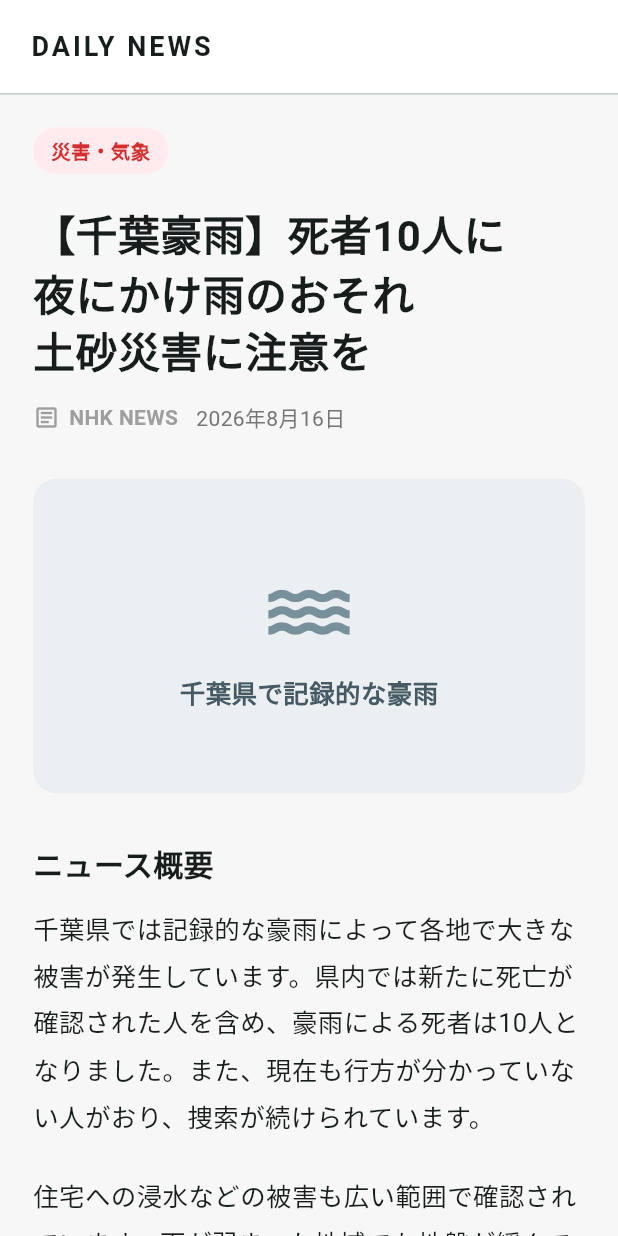
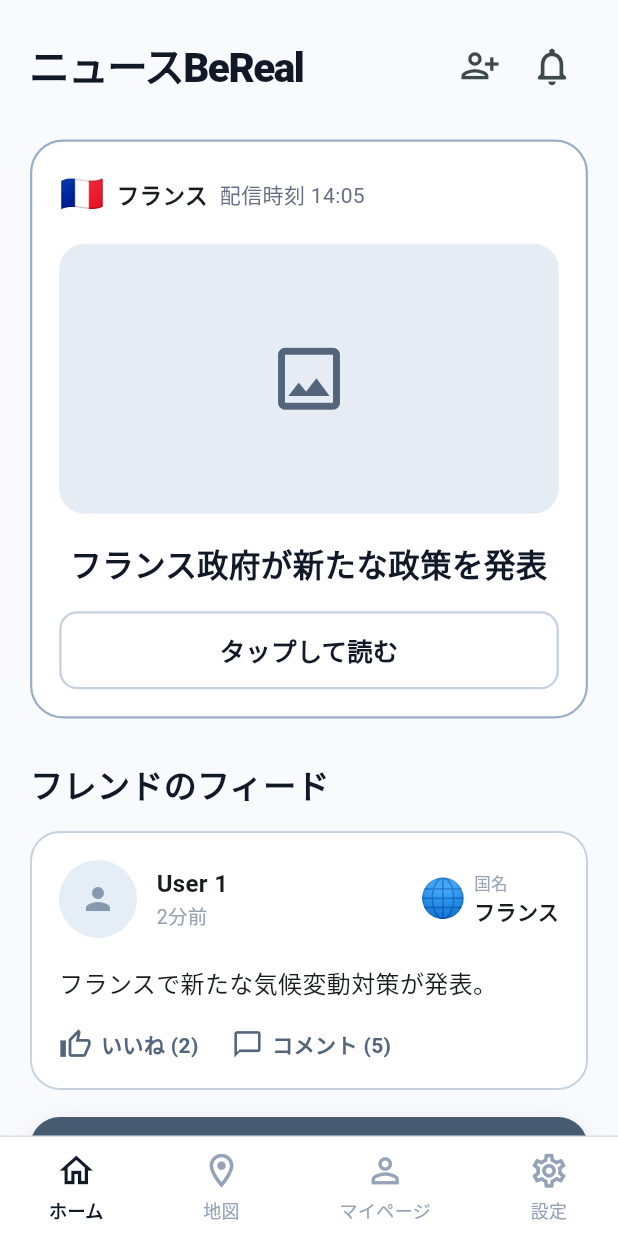
Before and after one commit to Shuya0127/NTTdata_Hack, a Flutter app: the NewsHomePage screen opened directly, on a phone screen of 412 x 824 dp. Run offline on Flutter 3.47's test engine with Material 3 defaults, Android fonts, the phone set to English and light mode, and no system bars.

Commit message:
ニュースホーム画面を追加

```diff
--- a/lib/news/news_home_page.dart
+++ b/lib/news/news_home_page.dart
@@ -6,244 +6,236 @@ class NewsHomePage extends StatelessWidget {
   @override
   Widget build(BuildContext context) {
     return Scaffold(
-      backgroundColor: const Color(0xFFF7F7F7),
+      backgroundColor: const Color(0xFFF8FAFD),
+
+      // 下部ナビゲーション
+      bottomNavigationBar: const _BottomNavigation(),
 
       body: SafeArea(
         child: SingleChildScrollView(
+          padding: const EdgeInsets.fromLTRB(20, 20, 20, 30),
           child: Column(
             crossAxisAlignment: CrossAxisAlignment.start,
             children: [
-
-              // 上部
-              Container(
-                width: double.infinity,
-                color: Colors.white,
-                padding: const EdgeInsets.symmetric(
-                  horizontal: 20,
-                  vertical: 18,
-                ),
-                child: const Text(
-                  'DAILY NEWS',
+              // =========================
+              // ヘッダー
+              // =========================
+              Row(
+                children: [
+                  const Expanded(
+                    child: Text(
+                      'ニュースBeReal',
                       style: TextStyle(
-                    fontSize: 18,
-                    fontWeight: FontWeight.bold,
-                    letterSpacing: 2,
+                        fontSize: 27,
+                        fontWeight: FontWeight.w800,
+                        letterSpacing: -1,
+                        color: Color(0xFF111827),
                       ),
                     ),
                   ),
 
-              const Divider(height: 1),
-
-              Padding(
-                padding: const EdgeInsets.all(22),
-                child: Column(
-                  crossAxisAlignment: CrossAxisAlignment.start,
-                  children: [
-
-                    // カテゴリ
-                    Container(
-                      padding: const EdgeInsets.symmetric(
-                        horizontal: 12,
-                        vertical: 6,
-                      ),
-                      decoration: BoxDecoration(
-                        color: Colors.red.shade50,
-                        borderRadius: BorderRadius.circular(20),
-                      ),
-                      child: Text(
-                        '災害・気象',
-                        style: TextStyle(
-                          color: Colors.red.shade700,
-                          fontWeight: FontWeight.bold,
-                          fontSize: 13,
-                        ),
+                  IconButton(
+                    onPressed: () {},
+                    icon: const Icon(
+                      Icons.person_add_alt_1_outlined,
+                      size: 27,
                     ),
                   ),
 
-                    const SizedBox(height: 20),
-
-                    // ニュースタイトル
-                    const Text(
-                      '【千葉豪雨】死者10人に\n夜にかけ雨のおそれ\n土砂災害に注意を',
-                      style: TextStyle(
-                        fontSize: 28,
-                        fontWeight: FontWeight.bold,
-                        height: 1.35,
-                      ),
-                    ),
-
-                    const SizedBox(height: 16),
-
-                    // 出典・日付
-                    Row(
-                      children: [
-                        const Icon(
-                          Icons.article_outlined,
-                          size: 18,
-                          color: Colors.grey,
-                        ),
-
-                        const SizedBox(width: 6),
-
-                        const Text(
-                          'NHK NEWS',
-                          style: TextStyle(
-                            fontWeight: FontWeight.bold,
-                            color: Colors.grey,
-                          ),
-                        ),
-
-                        const SizedBox(width: 12),
-
-                        Text(
-                          '2026年8月16日',
-                          style: TextStyle(
-                            color: Colors.grey.shade600,
+                  IconButton(
+                    onPressed: () {},
+                    icon: const Icon(
+                      Icons.notifications_none_rounded,
+                      size: 30,
                     ),
                   ),
                 ],
               ),
 
-                    const SizedBox(height: 30),
+              const SizedBox(height: 25),
 
-                    // メイン画像の代わり
+              // =========================
+              // 今日のニュース
+              // =========================
               Container(
                 width: double.infinity,
-                      height: 210,
+                padding: const EdgeInsets.all(18),
                 decoration: BoxDecoration(
-                        color: Colors.blueGrey.shade50,
-                        borderRadius: BorderRadius.circular(16),
+                  color: Colors.white,
+                  borderRadius: BorderRadius.circular(22),
+                  border: Border.all(
+                    color: const Color(0xFF9AAEC6),
+                    width: 1.5,
+                  ),
                 ),
                 child: Column(
-                        mainAxisAlignment: MainAxisAlignment.center,
+                  crossAxisAlignment: CrossAxisAlignment.start,
                   children: [
-                          Icon(
-                            Icons.water,
-                            size: 65,
-                            color: Colors.blueGrey.shade400,
+                    // 国・時刻
+                    const Row(
+                      children: [
+                        Text(
+                          '🇫🇷',
+                          style: TextStyle(fontSize: 24),
                         ),
 
-                          const SizedBox(height: 10),
+                        SizedBox(width: 8),
 
                         Text(
-                            '千葉県で記録的な豪雨',
+                          'フランス',
+                          style: TextStyle(
+                            fontSize: 15,
+                            fontWeight: FontWeight.w600,
+                          ),
+                        ),
+
+                        SizedBox(width: 8),
+
+                        Text(
+                          '配信時刻 14:05',
+                          style: TextStyle(
+                            fontSize: 14,
+                            color: Color(0xFF667085),
+                          ),
+                        ),
+                      ],
+                    ),
+
+                    const SizedBox(height: 16),
+
+                    // ニュース画像（今はダミー）
+                    Container(
+                      height: 180,
+                      width: double.infinity,
+                      decoration: BoxDecoration(
+                        color: const Color(0xFFE6ECF4),
+                        borderRadius: BorderRadius.circular(17),
+                      ),
+                      child: const Center(
+                        child: Icon(
+                          Icons.image_outlined,
+                          size: 55,
+                          color: Color(0xFF52657A),
+                        ),
+                      ),
+                    ),
+
+                    const SizedBox(height: 18),
+
+                    // ニュースタイトル
+                    const Center(
+                      child: Text(
+                        'フランス政府が新たな政策を発表',
+                        textAlign: TextAlign.center,
+                        style: TextStyle(
+                          fontSize: 21,
+                          fontWeight: FontWeight.w800,
+                          height: 1.4,
+                          color: Color(0xFF111827),
+                        ),
+                      ),
+                    ),
+
+                    const SizedBox(height: 18),
+
+                    // タップして読む
+                    SizedBox(
+                      width: double.infinity,
+                      height: 52,
+                      child: OutlinedButton(
+                        onPressed: () {
+                          ScaffoldMessenger.of(context).showSnackBar(
+                            const SnackBar(
+                              content: Text(
+                                'ニュースURLとの連携は次の段階で実装します',
+                              ),
+                            ),
+                          );
+                        },
+                        style: OutlinedButton.styleFrom(
+                          foregroundColor: const Color(0xFF111827),
+                          side: const BorderSide(
+                            color: Color(0xFFC5D1DF),
+                            width: 1.5,
+                          ),
+                          shape: RoundedRectangleBorder(
+                            borderRadius: BorderRadius.circular(12),
+                          ),
+                        ),
+                        child: const Text(
+                          'タップして読む',
                           style: TextStyle(
                             fontSize: 17,
-                              color: Colors.blueGrey.shade700,
-                              fontWeight: FontWeight.bold,
+                            fontWeight: FontWeight.w700,
+                          ),
+                        ),
                       ),
                     ),
                   ],
                 ),
               ),
 
-                    const SizedBox(height: 32),
+              const SizedBox(height: 28),
 
-                    // 概要見出し
+              // =========================
+              // フレンドのフィード
+              // =========================
               const Text(
-                      'ニュース概要',
+                'フレンドのフィード',
                 style: TextStyle(
-                        fontSize: 20,
-                        fontWeight: FontWeight.bold,
-                      ),
-                    ),
-
-                    const SizedBox(height: 14),
-
-                    // 概要
-                    const Text(
-                      '千葉県では記録的な豪雨によって各地で大きな被害が発生しています。'
-                      '県内では新たに死亡が確認された人を含め、豪雨による死者は10人となりました。'
-                      'また、現在も行方が分かっていない人がおり、捜索が続けられています。',
-                      style: TextStyle(
-                        fontSize: 17,
-                        height: 1.8,
-                      ),
-                    ),
-
-                    const SizedBox(height: 22),
-
-                    const Text(
-                      '住宅への浸水などの被害も広い範囲で確認されています。'
-                      '雨が弱まった地域でも地盤が緩んでいる可能性があるため、'
-                      '引き続き土砂災害などへの警戒が必要です。',
-                      style: TextStyle(
-                        fontSize: 17,
-                        height: 1.8,
-                      ),
-                    ),
-
-                    const SizedBox(height: 32),
-
-                    // ポイント
-                    const Text(
-                      'このニュースのポイント',
-                      style: TextStyle(
-                        fontSize: 20,
-                        fontWeight: FontWeight.bold,
+                  fontSize: 22,
+                  fontWeight: FontWeight.w800,
+                  color: Color(0xFF111827),
                 ),
               ),
 
               const SizedBox(height: 16),
 
-                    _pointCard(
-                      icon: Icons.people_alt_outlined,
-                      title: '人的被害',
-                      text: '千葉県内で死者10人。行方不明者の捜索も続いています。',
+              const _FriendFeedCard(),
+
+              const SizedBox(height: 18),
+
+              // =========================
+              // ロックされたフィード
+              // =========================
+              Container(
+                width: double.infinity,
+                padding: const EdgeInsets.symmetric(
+                  horizontal: 28,
+                  vertical: 42,
+                ),
+                decoration: BoxDecoration(
+                  color: const Color(0xFF465A72),
+                  borderRadius: BorderRadius.circular(20),
+                  boxShadow: [
+                    BoxShadow(
+                      color: Colors.black.withValues(alpha: 0.12),
+                      blurRadius: 12,
+                      offset: const Offset(0, 6),
+                    ),
+                  ],
+                ),
+                child: const Column(
+                  children: [
+                    Icon(
+                      Icons.lock_outline,
+                      size: 42,
+                      color: Colors.black,
                     ),
 
-                    const SizedBox(height: 12),
+                    SizedBox(height: 22),
 
-                    _pointCard(
-                      icon: Icons.home_outlined,
-                      title: '住宅被害',
-                      text: '床上・床下浸水など、多数の住宅で被害が確認されています。',
-                    ),
-
-                    const SizedBox(height: 12),
-
-                    _pointCard(
-                      icon: Icons.warning_amber_rounded,
-                      title: '今後も注意',
-                      text: '雨や土砂災害への警戒を続ける必要があります。',
-                    ),
-
-                    const SizedBox(height: 35),
-
-                    const Divider(),
-
-                    const SizedBox(height: 20),
-
-                    const Text(
-                      '出典',
+                    Text(
+                      '🔒 あなたが今日のニュースを読むと、\n'
+                      '友達のニュースとリアクションが見られます',
+                      textAlign: TextAlign.center,
                       style: TextStyle(
-                        fontSize: 14,
-                        fontWeight: FontWeight.bold,
-                        color: Colors.grey,
+                        fontSize: 16,
+                        height: 1.6,
+                        fontWeight: FontWeight.w700,
+                        color: Colors.black,
                       ),
                     ),
-
-                    const SizedBox(height: 6),
-
-                    const Text(
-                      'NHK NEWS',
-                      style: TextStyle(
-                        fontSize: 16,
-                        fontWeight: FontWeight.bold,
-                      ),
-                    ),
-
-                    const SizedBox(height: 8),
-
-                    const Text(
-                      '※この記事はプロトタイプ表示用に要約しています。',
-                      style: TextStyle(
-                        fontSize: 12,
-                        color: Colors.grey,
-                      ),
-                    ),
-
-                    const SizedBox(height: 40),
                   ],
                 ),
               ),
@@ -253,61 +245,246 @@ class NewsHomePage extends StatelessWidget {
       ),
     );
   }
+}
 
-  static Widget _pointCard({
-    required IconData icon,
-    required String title,
-    required String text,
-  }) {
+// ============================================================
+// フレンドの投稿
+// ============================================================
+
+class _FriendFeedCard extends StatelessWidget {
+  const _FriendFeedCard();
+
+  @override
+  Widget build(BuildContext context) {
     return Container(
       width: double.infinity,
       padding: const EdgeInsets.all(18),
       decoration: BoxDecoration(
         color: Colors.white,
-        borderRadius: BorderRadius.circular(14),
+        borderRadius: BorderRadius.circular(20),
         border: Border.all(
-          color: Colors.grey.shade200,
+          color: const Color(0xFFC5D1DF),
+          width: 1.3,
+        ),
+      ),
+      child: Column(
+        crossAxisAlignment: CrossAxisAlignment.start,
+        children: [
+          // ユーザー情報
+          Row(
+            children: [
+              const CircleAvatar(
+                radius: 26,
+                backgroundColor: Color(0xFFE5EDF7),
+                child: Icon(
+                  Icons.person,
+                  color: Color(0xFF8799AF),
                 ),
               ),
 
-      child: Row(
-        crossAxisAlignment: CrossAxisAlignment.start,
-        children: [
-          Icon(
-            icon,
-            size: 27,
-            color: Colors.blueGrey,
-          ),
+              const SizedBox(width: 13),
 
-          const SizedBox(width: 14),
-
-          Expanded(
+              const Expanded(
                 child: Column(
                   crossAxisAlignment: CrossAxisAlignment.start,
                   children: [
                     Text(
-                  title,
-                  style: const TextStyle(
+                      'User 1',
+                      style: TextStyle(
                         fontSize: 16,
-                    fontWeight: FontWeight.bold,
+                        fontWeight: FontWeight.w700,
                       ),
                     ),
 
-                const SizedBox(height: 6),
-
                     Text(
-                  text,
+                      '2分前',
                       style: TextStyle(
-                    fontSize: 15,
-                    height: 1.5,
-                    color: Colors.grey.shade700,
+                        color: Color(0xFF98A2B3),
+                        fontSize: 13,
                       ),
                     ),
                   ],
                 ),
+              ),
+
+              const Text(
+                '🌐',
+                style: TextStyle(fontSize: 25),
+              ),
+
+              const SizedBox(width: 5),
+
+              const Column(
+                crossAxisAlignment: CrossAxisAlignment.start,
+                children: [
+                  Text(
+                    '国名',
+                    style: TextStyle(
+                      fontSize: 11,
+                      color: Color(0xFF98A2B3),
+                    ),
+                  ),
+                  Text(
+                    'フランス',
+                    style: TextStyle(
+                      fontWeight: FontWeight.w700,
+                    ),
+                  ),
+                ],
+              ),
+            ],
+          ),
+
+          const SizedBox(height: 18),
+
+          // 投稿内容
+          const Text(
+            'フランスで新たな気候変動対策が発表。',
+            style: TextStyle(
+              fontSize: 16,
+              height: 1.5,
+              fontWeight: FontWeight.w500,
+            ),
+          ),
+
+          const SizedBox(height: 18),
+
+          // いいね・コメント
+          const Row(
+            children: [
+              Icon(
+                Icons.thumb_up_alt_outlined,
+                size: 22,
+                color: Color(0xFF52657A),
+              ),
+
+              SizedBox(width: 6),
+
+              Text(
+                'いいね (2)',
+                style: TextStyle(
+                  color: Color(0xFF52657A),
+                  fontWeight: FontWeight.w600,
+                ),
+              ),
+
+              SizedBox(width: 22),
+
+              Icon(
+                Icons.chat_bubble_outline,
+                size: 21,
+                color: Color(0xFF52657A),
+              ),
+
+              SizedBox(width: 6),
+
+              Text(
+                'コメント (5)',
+                style: TextStyle(
+                  color: Color(0xFF52657A),
+                  fontWeight: FontWeight.w600,
+                ),
+              ),
+            ],
           ),
         ],
       ),
     );
   }
 }
+
+// ============================================================
+// 下部ナビゲーション
+// ============================================================
+
+class _BottomNavigation extends StatelessWidget {
+  const _BottomNavigation();
+
+  @override
+  Widget build(BuildContext context) {
+    return Container(
+      decoration: const BoxDecoration(
+        color: Colors.white,
+        border: Border(
+          top: BorderSide(
+            color: Color(0xFFD7DFE9),
+          ),
+        ),
+      ),
+      child: SafeArea(
+        top: false,
+        child: Padding(
+          padding: const EdgeInsets.symmetric(vertical: 9),
+          child: Row(
+            mainAxisAlignment: MainAxisAlignment.spaceAround,
+            children: const [
+              _NavItem(
+                icon: Icons.home_outlined,
+                label: 'ホーム',
+                active: true,
+              ),
+
+              _NavItem(
+                icon: Icons.location_on_outlined,
+                label: '地図',
+              ),
+
+              _NavItem(
+                icon: Icons.person_outline,
+                label: 'マイページ',
+              ),
+
+              _NavItem(
+                icon: Icons.settings_outlined,
+                label: '設定',
+              ),
+            ],
+          ),
+        ),
+      ),
+    );
+  }
+}
+
+class _NavItem extends StatelessWidget {
+  final IconData icon;
+  final String label;
+  final bool active;
+
+  const _NavItem({
+    required this.icon,
+    required this.label,
+    this.active = false,
+  });
+
+  @override
+  Widget build(BuildContext context) {
+    final color = active
+        ? const Color(0xFF111827)
+        : const Color(0xFF94A3B8);
+
+    return Column(
+      mainAxisSize: MainAxisSize.min,
+      children: [
+        Icon(
+          icon,
+          color: color,
+          size: 27,
+        ),
+
+        const SizedBox(height: 4),
+
+        Text(
+          label,
+          style: TextStyle(
+            color: color,
+            fontSize: 12,
+            fontWeight: active
+                ? FontWeight.w700
+                : FontWeight.w500,
+          ),
+        ),
+      ],
+    );
+  }
+}
```
Lines whose indentation alone changed are shown as unchanged.
